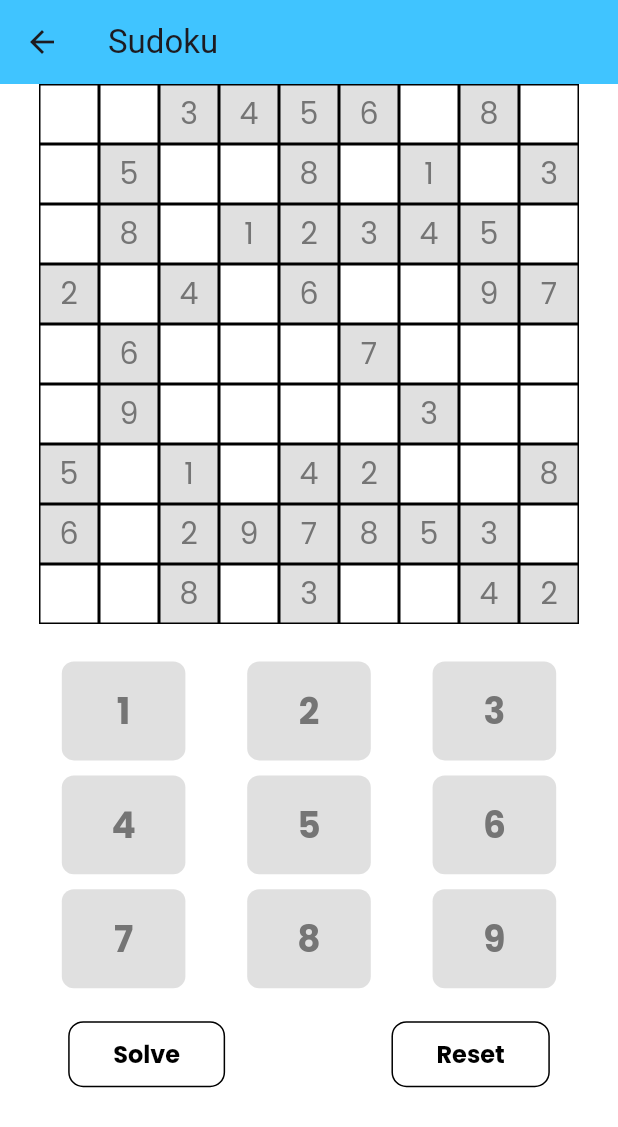
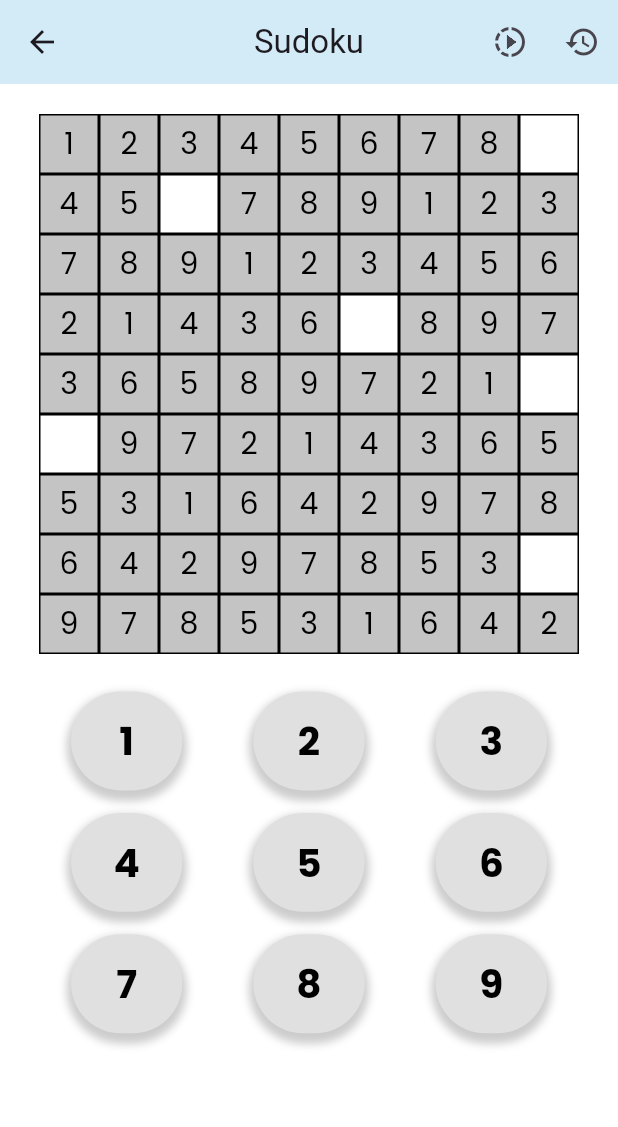
Before and after one commit to CNShreyaMehta/flutterDemoApp, a Flutter app: the SudokuScreen screen opened directly, on a phone screen of 412 x 824 dp. Shown: the top 1127 px of the screen. Run offline on Flutter 3.47's test engine with Material 3 defaults, Android fonts, the phone set to English and light mode, and no system bars; our stand-ins replace confetti, flutter_otp_text_field, fluttertoast, get, get_storage, google_fonts and 1 more; accounts and stored records are empty.

Commit message:
fixme task complete

```diff
--- a/lib/presentation/screens/home_screen.dart
+++ b/lib/presentation/screens/home_screen.dart
@@ -26,6 +26,8 @@ class _HomeScreenState extends State<HomeScreen> {
     return Scaffold(
       appBar: AppBar(
         title: const Text('Home'),
+        backgroundColor:
+            const Color.fromARGB(255, 210, 235, 247), // Set the background color to blue
         actions: [
           IconButton(
             icon: const Icon(Icons.logout),
@@ -41,11 +43,11 @@ class _HomeScreenState extends State<HomeScreen> {
           padding: EdgeInsets.zero,
           children: <Widget>[
             const DrawerHeader(
-              decoration: BoxDecoration(color: Colors.blue),
-              child: Text('Menu'),
+              decoration: BoxDecoration(color: Color.fromARGB(255, 210, 235, 247),),
+              child: Text('WELCOME'),
             ),
             ListTile(
-              title: const Text('Item 1'),
+              title: const Text('Sudoku Game'),
               onTap: () {
                 Navigator.push(
               context,
@@ -54,7 +56,7 @@ class _HomeScreenState extends State<HomeScreen> {
               },
             ),
             ListTile(
-              title: const Text('Item 2'),
+              title: const Text('Game 2048'),
               onTap: () {
                 Navigator.pop(context);
               },
--- a/lib/presentation/screens/sudoku_screen.dart
+++ b/lib/presentation/screens/sudoku_screen.dart
@@ -25,29 +25,35 @@ class SudokuScreen extends StatefulWidget {
   _SudokuScreenState createState() => _SudokuScreenState();
 }
 
-class _SudokuScreenState extends State<SudokuScreen> with TickerProviderStateMixin {
+class _SudokuScreenState extends State<SudokuScreen>
+    with TickerProviderStateMixin {
   List<List<int>> gridData = [];
   List<List<bool>> fixedCells = [];
   int? selectedRow;
   int? selectedCol;
   bool gameWon = false; // Track if the game has been won
   late ConfettiController _confettiController; // Confetti controller
-  List<AnimationController> _balloonControllers = []; // Controllers for multiple balloons
-  List<Animation<double>> _balloonAnimations = []; // Animations for multiple balloons
+  final List<AnimationController> _balloonControllers =
+      []; // Controllers for multiple balloons
+  final List<Animation<double>> _balloonAnimations =
+      []; // Animations for multiple balloons
 
   @override
   void initState() {
     super.initState();
-    _confettiController = ConfettiController(duration: const Duration(seconds: 5)); // Initialize confetti controller
+    _confettiController = ConfettiController(
+        duration: const Duration(seconds: 5)); // Initialize confetti controller
 
     // Create multiple balloons
-    for (int i = 0; i < 15; i++) { // Adjust the number of balloons here
+    for (int i = 0; i < 15; i++) {
+      // Adjust the number of balloons here
       AnimationController controller = AnimationController(
         vsync: this,
         duration: const Duration(seconds: 6),
       );
 
-      Animation<double> animation = Tween<double>(begin: 1.5, end: 0.0).animate(CurvedAnimation(
+      Animation<double> animation =
+          Tween<double>(begin: 1.5, end: 0.0).animate(CurvedAnimation(
         parent: controller,
         curve: Curves.easeOut, // Smooth out the animation
       ));
@@ -72,7 +78,7 @@ class _SudokuScreenState extends State<SudokuScreen> with TickerProviderStateMix
     List<List<int>> grid = List.generate(9, (_) => List.generate(9, (_) => 0));
     solveSudoku(grid);
 
-    const int difficulty = 40;
+    const int difficulty = 75;
     int remainingCells = 81 - difficulty;
     Random random = Random();
     while (remainingCells > 0) {
@@ -84,7 +90,8 @@ class _SudokuScreenState extends State<SudokuScreen> with TickerProviderStateMix
       }
     }
 
-    fixedCells = List.generate(9, (i) => List.generate(9, (j) => grid[i][j] != 0));
+    fixedCells =
+        List.generate(9, (i) => List.generate(9, (j) => grid[i][j] != 0));
 
     return grid;
   }
@@ -148,12 +155,10 @@ class _SudokuScreenState extends State<SudokuScreen> with TickerProviderStateMix
     });
   }
 
-
-
   void solveData() {
     setState(() {
       solveSudoku(gridData);
-      checkGameWon();
+      //checkGameWon();
     });
   }
 
@@ -172,7 +177,6 @@ class _SudokuScreenState extends State<SudokuScreen> with TickerProviderStateMix
 
     // If complete, trigger confetti and balloon animations
     if (isComplete) {
-
       setState(() {
         gameWon = true;
         // _confettiController.play();
@@ -197,25 +201,42 @@ class _SudokuScreenState extends State<SudokuScreen> with TickerProviderStateMix
         return NumberBox(
           text: text,
           onTap: () {
-            if (selectedRow != null
-            && selectedCol != null
-            && gridData[selectedRow!][selectedCol!] == 0) {
+            if (selectedRow != null &&
+                selectedCol != null &&
+                gridData[selectedRow!][selectedCol!] == 0) {
               int numberToPlace = int.parse(text!);
 
-              if (isValidMove(gridData, selectedRow!, selectedCol!, numberToPlace)) {
+              if (isValidMove(
+                  gridData, selectedRow!, selectedCol!, numberToPlace)) {
                 setState(() {
-          gridData[selectedRow!] [selectedCol!] = numberToPlace;
+                  gridData[selectedRow!][selectedCol!] = numberToPlace;
                   selectedRow = null;
                   selectedCol = null;
                   checkGameWon();
                 });
 //FIXME
+                if (gridData[0][0] != 0) {
+                  ScaffoldMessenger.of(context).showSnackBar(
+  const SnackBar(
+    content: Text(
+      'Hooray You Won!',
+      style: TextStyle(color: Colors.black,fontWeight: FontWeight.w400,fontSize: 20), // Set text color to black
+    ),
+    backgroundColor: Colors.green, // Set background color to green
+  ),
+);
+                }
                 // if() check empty grid data or not if not then call solveddata anomation
-
               } else {
                 // Optionally, you can show a message or visual feedback for invalid moves
                ScaffoldMessenger.of(context).showSnackBar(
-          SnackBar(content: Text('Invalid move!')),
+  const SnackBar(
+    content: Text(
+      'Invalid Move!',
+      style: TextStyle(color: Colors.white, fontWeight: FontWeight.w400,fontSize: 20), // Set text color to black
+    ),
+    backgroundColor: Color.fromARGB(255, 255, 0, 0), // Set background color to green
+  ),
 );
               }
             }
@@ -230,8 +251,20 @@ class _SudokuScreenState extends State<SudokuScreen> with TickerProviderStateMix
     return Scaffold(
       appBar: AppBar(
         title: const Text('Sudoku'),
-          backgroundColor: Colors.lightBlueAccent, // Set the background color to blue
+          centerTitle: true, // Center the title
 
+        backgroundColor:
+            const Color.fromARGB(255, 210, 235, 247), // Set the background color to blue
+        actions: [
+          IconButton(
+            icon: const Icon(Icons.slow_motion_video),
+            onPressed: solveData,
+          ),
+          IconButton(
+            icon: const Icon(Icons.restore),
+            onPressed: resetValue,
+          )
+        ],
       ),
       body: Stack(
         children: [
@@ -239,6 +272,8 @@ class _SudokuScreenState extends State<SudokuScreen> with TickerProviderStateMix
             child: SingleChildScrollView(
               child: Column(
                 children: [
+                  const SizedBox(height: 20),
+
                   Center(
                     child: Column(
                       children: gridData.map((row) {
@@ -249,7 +284,8 @@ class _SudokuScreenState extends State<SudokuScreen> with TickerProviderStateMix
                             int colIndex = entry.key;
                             int colValue = entry.value;
 
-                            bool isSelected = (selectedRow == rowIndex && selectedCol == colIndex);
+                            bool isSelected = (selectedRow == rowIndex &&
+                                selectedCol == colIndex);
                             bool isFixed = fixedCells[rowIndex][colIndex];
 
                             return InkWell(
@@ -271,13 +307,13 @@ class _SudokuScreenState extends State<SudokuScreen> with TickerProviderStateMix
                                       : (colValue == 0
                                           ? Colors.white
                                           : (isFixed
-                                              ? Colors.grey.shade300
-                                              : const Color.fromARGB(232, 158, 233, 187))),
+                                              ? const Color.fromARGB(255, 197, 196, 196)
+                                              : const Color.fromARGB(232, 123, 239, 168))),
                                 ),
                                 alignment: Alignment.center,
                                 child: Text(
                                   colValue > 0 ? '$colValue' : '',
-                                  style: const TextStyle(fontSize: 20),
+                                  style: const TextStyle(fontSize: 20,color: Colors.black),
                                 ),
                               ),
                             );
@@ -296,61 +332,61 @@ class _SudokuScreenState extends State<SudokuScreen> with TickerProviderStateMix
                         mainAxisAlignment: MainAxisAlignment.center,
                         children: [
                           buildRow(['1', '2', '3']),
-                          const SizedBox(height: 10),
+                          const SizedBox(height: 15),
                           buildRow(['4', '5', '6']),
-                          const SizedBox(height: 10),
+                          const SizedBox(height: 15),
                           buildRow(['7', '8', '9']),
                         ],
                       ),
                     ),
                   ),
-                  Container(
-                    alignment: Alignment.center,
-                    child: Row(
-                      mainAxisAlignment: MainAxisAlignment.spaceEvenly,
-                      children: [
-                        OutlinedButton(
-                          style: OutlinedButton.styleFrom(
-                            foregroundColor: Colors.black,
-                            side: const BorderSide(color: Colors.black),
-                            padding: const EdgeInsets.symmetric(
-                                vertical: 10, horizontal: 30),
-                            shape: RoundedRectangleBorder(
-                              borderRadius: BorderRadius.circular(10),
-                            ),
-                            textStyle: const TextStyle(
-                              fontSize: 16,
-                              fontWeight: FontWeight.bold,
-                              fontFamily: 'Poppins',
-                            ),
-                            backgroundColor: Colors.white,
-                          ),
-                          onPressed: solveData,
-                          child: const Text("Solve"),
-                        ),
-                        const SizedBox(width: 20),
-                        OutlinedButton(
-                          style: OutlinedButton.styleFrom(
-                            foregroundColor: Colors.black,
-                            side: const BorderSide(color: Colors.black),
-                            padding: const EdgeInsets.symmetric(
-                                vertical: 10, horizontal: 30),
-                            shape: RoundedRectangleBorder(
-                              borderRadius: BorderRadius.circular(10),
-                            ),
-                            textStyle: const TextStyle(
-                              fontSize: 16,
-                              fontWeight: FontWeight.bold,
-                              fontFamily: 'Poppins',
-                            ),
-                            backgroundColor: Colors.white,
-                          ),
-                          onPressed: resetValue,
-                          child: const Text("Reset"),
-                        ),
-                      ],
-                    ),
-                  ),
+                  // Container(
+                  //   alignment: Alignment.center,
+                  //   child: Row(
+                  //     mainAxisAlignment: MainAxisAlignment.spaceEvenly,
+                  //     children: [
+                  //       OutlinedButton(
+                  //         style: OutlinedButton.styleFrom(
+                  //           foregroundColor: Colors.black,
+                  //           side: const BorderSide(color: Colors.black),
+                  //           padding: const EdgeInsets.symmetric(
+                  //               vertical: 10, horizontal: 30),
+                  //           shape: RoundedRectangleBorder(
+                  //             borderRadius: BorderRadius.circular(10),
+                  //           ),
+                  //           textStyle: const TextStyle(
+                  //             fontSize: 16,
+                  //             fontWeight: FontWeight.bold,
+                  //             fontFamily: 'Poppins',
+                  //           ),
+                  //           backgroundColor: Colors.white,
+                  //         ),
+                  //         onPressed: solveData,
+                  //         child: const Text("Solve"),
+                  //       ),
+                  //       const SizedBox(width: 20),
+                  //       OutlinedButton(
+                  //         style: OutlinedButton.styleFrom(
+                  //           foregroundColor: Colors.black,
+                  //           side: const BorderSide(color: Colors.black),
+                  //           padding: const EdgeInsets.symmetric(
+                  //               vertical: 10, horizontal: 30),
+                  //           shape: RoundedRectangleBorder(
+                  //             borderRadius: BorderRadius.circular(10),
+                  //           ),
+                  //           textStyle: const TextStyle(
+                  //             fontSize: 16,
+                  //             fontWeight: FontWeight.bold,
+                  //             fontFamily: 'Poppins',
+                  //           ),
+                  //           backgroundColor: Colors.white,
+                  //         ),
+                  //         onPressed: resetValue,
+                  //         child: const Text("Reset"),
+                  //       ),
+                  //     ],
+                  //   ),
+                  // ),
                 ],
               ),
             ),
@@ -362,7 +398,7 @@ class _SudokuScreenState extends State<SudokuScreen> with TickerProviderStateMix
               confettiController: _confettiController,
               blastDirection: pi / 2, // Direction is downward
               blastDirectionality: BlastDirectionality.explosive,
-              shouldLoop: true,
+              shouldLoop: false,
               gravity: 0.2, // Control how fast confetti falls
               colors: const [
                 Colors.green,
@@ -393,16 +429,27 @@ class NumberBox extends StatelessWidget {
     return GestureDetector(
       onTap: onTap,
       child: Container(
-       width: MediaQuery.of(context).size.width * 0.2, // Adjust the percentage as needed
+        width: MediaQuery.of(context).size.width *
+            0.18, // Adjust the percentage as needed
         height: MediaQuery.of(context).size.height * 0.08, // A
         alignment: Alignment.center,
         decoration: BoxDecoration(
           color: Colors.grey.shade300,
-          borderRadius: BorderRadius.circular(8),
+          borderRadius: BorderRadius.circular(100),
+          boxShadow: [
+            BoxShadow(
+              color: Colors.black.withOpacity(0.2), // Shadow color with opacity
+              spreadRadius: 3, // Spread radius of shadow
+              blurRadius: 4, // Blur effect to make the shadow softer
+              offset: const Offset(
+                  0, 4), // Offset the shadow to the bottom (x: 0, y: 4)
+            ),
+          ],
         ),
         child: Text(
           text ?? '',
-          style: const TextStyle(fontSize: 24, fontWeight: FontWeight.bold),
+          style: const TextStyle(
+              fontSize: 26, fontWeight: FontWeight.bold, color: Colors.black),
         ),
       ),
     );
```
Lines whose indentation alone changed are shown as unchanged.
